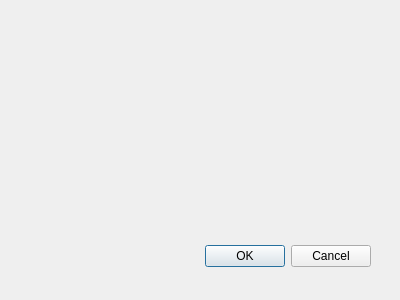
Old version of the form MatrixModule_dialog_base.ui in the repository fundor333/RUSLECalculator.
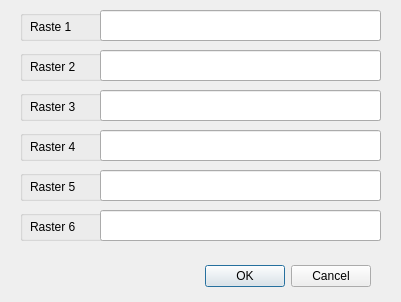
New version of the form.

Diff of the .ui file:
```diff
--- a/MatrixModule_dialog_base.ui
+++ b/MatrixModule_dialog_base.ui
@@ -1,22 +1,22 @@
 <ui version="4.0" >
  <class>MatrixElaboratorDialogBase</class>
- <widget class="QDialog" name="MatrixElaboratorDialogBase" >
-  <property name="geometry" >
+ <widget class="QDialog" name="MatrixElaboratorDialogBase">
+  <property name="geometry">
    <rect>
     <x>0</x>
     <y>0</y>
-    <width>400</width>
-    <height>300</height>
+    <width>401</width>
+    <height>302</height>
    </rect>
   </property>
   <property name="windowTitle" >
    <string>Earh Matrix Elaborator</string>
   </property>
-  <widget class="QDialogButtonBox" name="button_box" >
-   <property name="geometry" >
+  <widget class="QDialogButtonBox" name="button_box">
+   <property name="geometry">
     <rect>
      <x>30</x>
-     <y>240</y>
+     <y>260</y>
      <width>341</width>
      <height>32</height>
     </rect>
@@ -28,6 +28,222 @@
     <set>QDialogButtonBox::Cancel|QDialogButtonBox::Ok</set>
    </property>
   </widget>
+  <widget class="QGroupBox" name="groupBox">
+   <property name="geometry">
+    <rect>
+     <x>20</x>
+     <y>10</y>
+     <width>361</width>
+     <height>31</height>
+    </rect>
+   </property>
+   <property name="title">
+    <string/>
+   </property>
+   <widget class="QLabel" name="label">
+    <property name="geometry">
+     <rect>
+      <x>10</x>
+      <y>10</y>
+      <width>56</width>
+      <height>13</height>
+     </rect>
+    </property>
+    <property name="text">
+     <string>Raste 1</string>
+    </property>
+   </widget>
+   <widget class="QLineEdit" name="inputL1">
+    <property name="geometry">
+     <rect>
+      <x>80</x>
+      <y>0</y>
+      <width>281</width>
+      <height>31</height>
+     </rect>
+    </property>
+   </widget>
+  </widget>
+  <widget class="QGroupBox" name="groupBox_2">
+   <property name="geometry">
+    <rect>
+     <x>20</x>
+     <y>50</y>
+     <width>361</width>
+     <height>31</height>
+    </rect>
+   </property>
+   <property name="title">
+    <string/>
+   </property>
+   <widget class="QLabel" name="label_2">
+    <property name="geometry">
+     <rect>
+      <x>10</x>
+      <y>10</y>
+      <width>56</width>
+      <height>13</height>
+     </rect>
+    </property>
+    <property name="text">
+     <string>Raster 2</string>
+    </property>
+   </widget>
+   <widget class="QLineEdit" name="inputL2">
+    <property name="geometry">
+     <rect>
+      <x>80</x>
+      <y>0</y>
+      <width>281</width>
+      <height>31</height>
+     </rect>
+    </property>
+   </widget>
+  </widget>
+  <widget class="QGroupBox" name="groupBox_3">
+   <property name="geometry">
+    <rect>
+     <x>20</x>
+     <y>90</y>
+     <width>361</width>
+     <height>31</height>
+    </rect>
+   </property>
+   <property name="title">
+    <string/>
+   </property>
+   <widget class="QLabel" name="label_3">
+    <property name="geometry">
+     <rect>
+      <x>10</x>
+      <y>10</y>
+      <width>56</width>
+      <height>13</height>
+     </rect>
+    </property>
+    <property name="text">
+     <string>Raster 3</string>
+    </property>
+   </widget>
+   <widget class="QLineEdit" name="inputL3">
+    <property name="geometry">
+     <rect>
+      <x>80</x>
+      <y>0</y>
+      <width>281</width>
+      <height>31</height>
+     </rect>
+    </property>
+   </widget>
+  </widget>
+  <widget class="QGroupBox" name="groupBox_4">
+   <property name="geometry">
+    <rect>
+     <x>20</x>
+     <y>130</y>
+     <width>361</width>
+     <height>31</height>
+    </rect>
+   </property>
+   <property name="title">
+    <string/>
+   </property>
+   <widget class="QLabel" name="label_4">
+    <property name="geometry">
+     <rect>
+      <x>10</x>
+      <y>10</y>
+      <width>56</width>
+      <height>13</height>
+     </rect>
+    </property>
+    <property name="text">
+     <string>Raster 4</string>
+    </property>
+   </widget>
+   <widget class="QLineEdit" name="inputL4">
+    <property name="geometry">
+     <rect>
+      <x>80</x>
+      <y>0</y>
+      <width>281</width>
+      <height>31</height>
+     </rect>
+    </property>
+   </widget>
+  </widget>
+  <widget class="QGroupBox" name="groupBox_5">
+   <property name="geometry">
+    <rect>
+     <x>20</x>
+     <y>170</y>
+     <width>361</width>
+     <height>31</height>
+    </rect>
+   </property>
+   <property name="title">
+    <string/>
+   </property>
+   <widget class="QLabel" name="label_5">
+    <property name="geometry">
+     <rect>
+      <x>10</x>
+      <y>10</y>
+      <width>56</width>
+      <height>13</height>
+     </rect>
+    </property>
+    <property name="text">
+     <string>Raster 5</string>
+    </property>
+   </widget>
+   <widget class="QLineEdit" name="inputL5">
+    <property name="geometry">
+     <rect>
+      <x>80</x>
+      <y>0</y>
+      <width>281</width>
+      <height>31</height>
+     </rect>
+    </property>
+   </widget>
+  </widget>
+  <widget class="QGroupBox" name="groupBox_6">
+   <property name="geometry">
+    <rect>
+     <x>20</x>
+     <y>210</y>
+     <width>361</width>
+     <height>31</height>
+    </rect>
+   </property>
+   <property name="title">
+    <string/>
+   </property>
+   <widget class="QLabel" name="label_6">
+    <property name="geometry">
+     <rect>
+      <x>10</x>
+      <y>10</y>
+      <width>56</width>
+      <height>13</height>
+     </rect>
+    </property>
+    <property name="text">
+     <string>Raster 6</string>
+    </property>
+   </widget>
+   <widget class="QLineEdit" name="inputL6">
+    <property name="geometry">
+     <rect>
+      <x>80</x>
+      <y>0</y>
+      <width>281</width>
+      <height>31</height>
+     </rect>
+    </property>
+   </widget>
+  </widget>
  </widget>
  <resources/>
  <connections>
```
Left out of the diff: 33 changed lines with no effect on the pictures.
